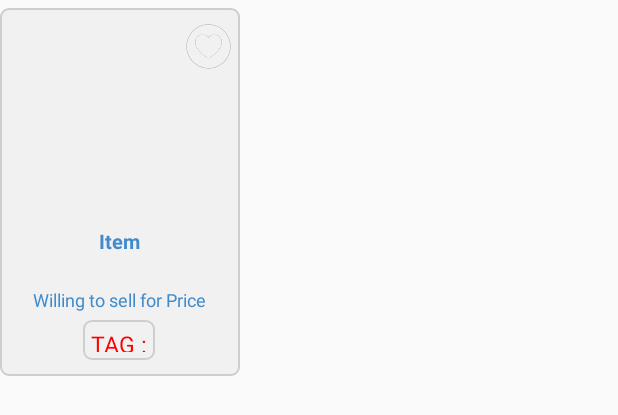
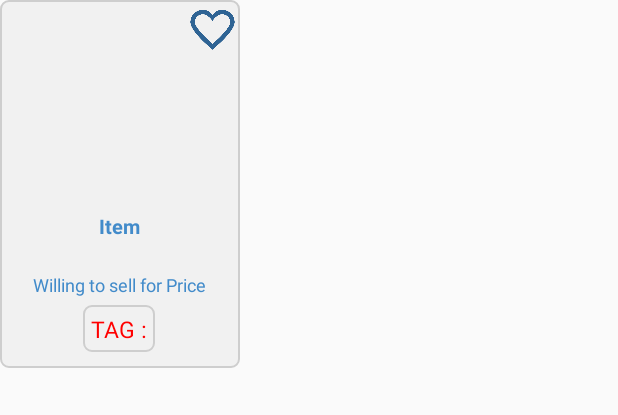
Before and after one commit to krissacarbon/pasa-master, an Android app: the layout product_list_item.xml on its own in the app's theme, with its tools: preview values and no code run, on a phone screen of 412 x 824 dp. Shown: the top 415 px of the screen. Run offline under Robolectric (Android 15) with nearby library versions, the phone set to English and light mode, and no system bars; network calls fail.

Commit message:
Minor adjustments

```diff
--- a/Pasabuy/app/src/main/java/com/pasabuy/pasabuy/Utility.java
+++ b/Pasabuy/app/src/main/java/com/pasabuy/pasabuy/Utility.java
@@ -64,10 +64,10 @@ public class Utility {
         try {
             result = jsonRequest(ADD_JOURNEY_API,params,true);
         } catch (IOException e) {
-            e.printStackTrace();
+            Log.e("Exception", e.getMessage());
         }
 
-        if(result != null && result.has("status") && "OK".equalsIgnoreCase(result.getString("status"))) {
+        if(result != null /*&& result.has("status") && "OK".equalsIgnoreCase(result.getString("status"))*/) {
             return true;
         }else {
             return false;
--- a/Pasabuy/app/src/main/res/layout/fragment_add_journey.xml
+++ b/Pasabuy/app/src/main/res/layout/fragment_add_journey.xml
@@ -33,7 +33,7 @@
                 android:layout_height="wrap_content"
                 android:prompt="@string/location_city_string"
                 android:layout_width="fill_parent"
-                android:entries="@array/countries">
+                >
             </Spinner>
 
             <!--  City -->
@@ -48,7 +48,7 @@
                 android:layout_height="wrap_content"
                 android:prompt="@string/location_city_string"
                 android:layout_width="fill_parent"
-                android:entries="@array/cities">
+                >
             </Spinner>
 
             <!--  Return Date -->
--- a/Pasabuy/app/src/main/res/layout/product_list_item.xml
+++ b/Pasabuy/app/src/main/res/layout/product_list_item.xml
@@ -2,9 +2,9 @@
 <RelativeLayout xmlns:android="http://schemas.android.com/apk/res/android"
     android:layout_width="160dp"
     android:layout_height="245dp"
-    android:paddingTop="5dp"
+
     android:paddingBottom="5dp"
-    android:layout_marginTop="5dp"
+
     android:layout_marginBottom="5dp"
     android:background="@drawable/custombordergray">
 
@@ -25,9 +25,9 @@
         <ImageView
             android:id="@+id/heart_image"
             android:src="@drawable/heart_white"
-            android:layout_height="30dp"
-            android:layout_width="30dp"
-            android:layout_margin="5dp"
+            android:layout_height="35dp"
+            android:layout_width="35dp"
+            android:layout_margin="0dp"
             android:layout_centerVertical="true"
             android:layout_centerInParent="true" />
     </RelativeLayout>
```
Also changed, not shown: Pasabuy/app/src/main/java/com/pasabuy/pasabuy/AddJourney.java (+102 -2 lines), Pasabuy/app/src/main/res/drawable/heart_red.png, Pasabuy/app/src/main/res/drawable/heart_white.png.
